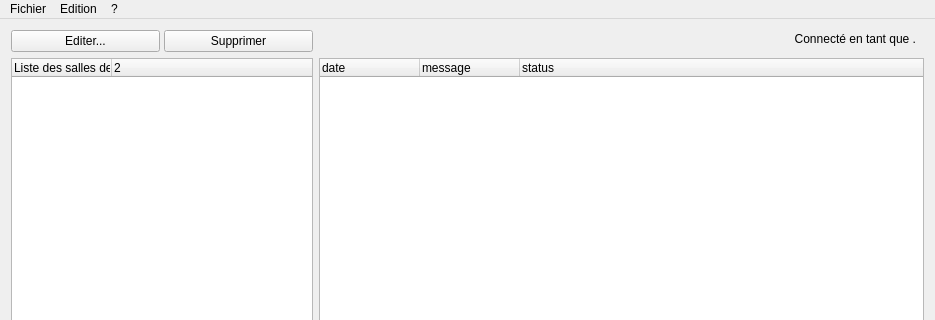
This is Chat/viewChat.ui in edri/ProjetChat2015 as Qt 5 draws it before an edit; both pictures show x 0 to 935 and y 0 to 320 of the 935 by 585 pixel window. The edited form follows.
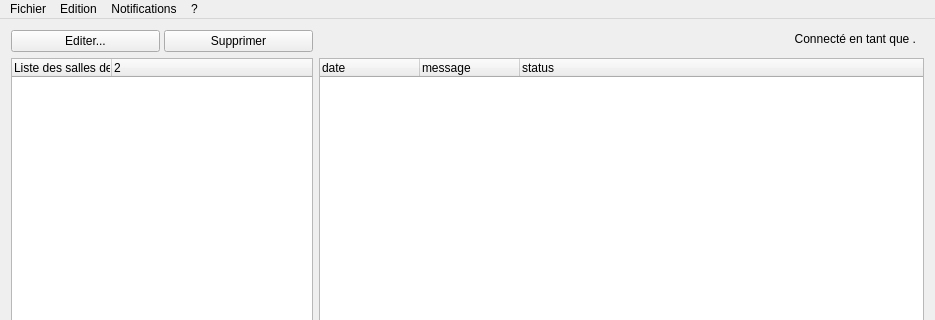
This is the edited form. Icons and pictures are not drawn.

Commit message: Implémentation des notifications en cours.

Diff of the .ui file:
```diff
--- a/Chat/viewChat.ui
+++ b/Chat/viewChat.ui
@@ -873,8 +873,15 @@
     </property>
     <addaction name="actionA_propos"/>
    </widget>
+   <widget class="QMenu" name="menuNotifications">
+    <property name="title">
+     <string>Notifications</string>
+    </property>
+    <addaction name="actionDemandes_d_adh_sion"/>
+   </widget>
    <addaction name="menuFichier"/>
    <addaction name="menuEdition"/>
+   <addaction name="menuNotifications"/>
    <addaction name="menu"/>
   </widget>
   <action name="actionQuitter">
```
Left out of the diff: 15 changed lines with no effect on the pictures. The commit also changes 13 other files.
